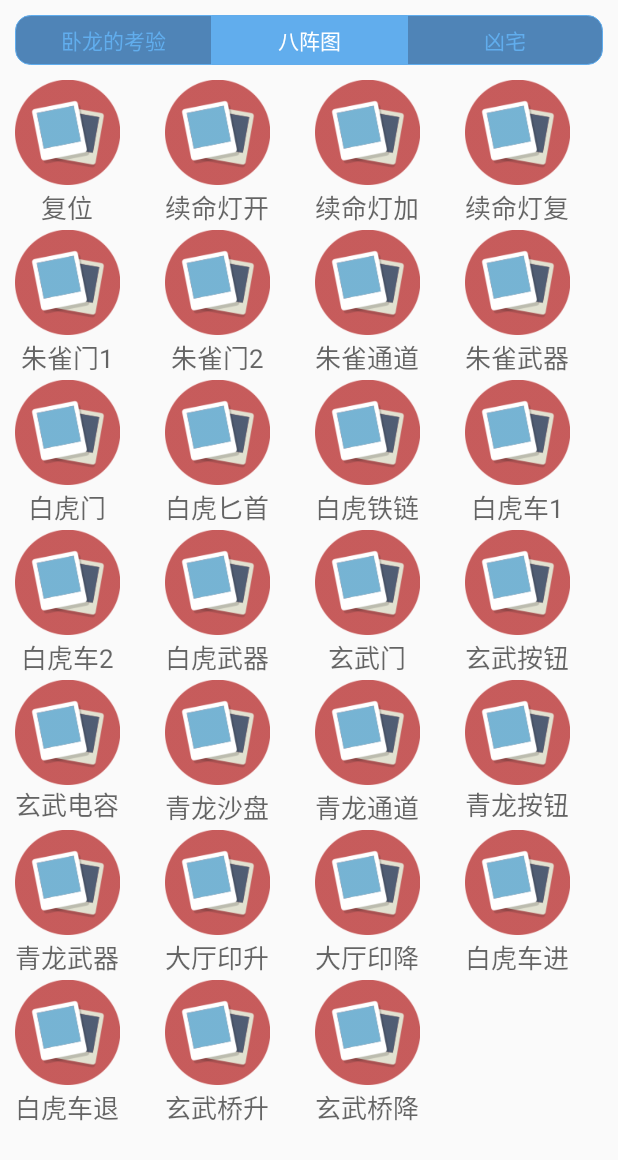
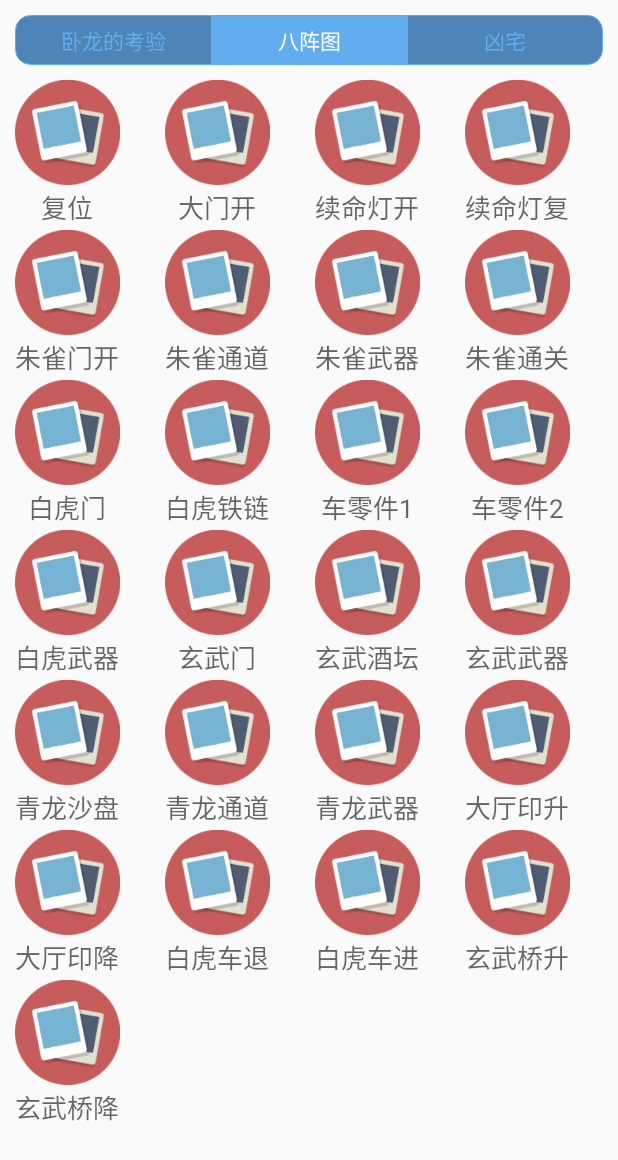
Before and after one commit to sorcerer310/BK42AndroidManager, an Android app: the screen it shows after launch (MainActivity), after a tap on "八阵图", on a phone screen of 412 x 824 dp. Shown: the top 1160 px of the screen. Run offline under Robolectric (Android 15) with nearby library versions, the phone set to English and light mode, and no system bars; libraries missing offline, so code that uses them is left out: cn.bingoogolapple.refreshlayout, com.squareup.okhttp; plain views replace BGARefreshLayout; 6 statements that could not run were skipped.

Commit message:
最后版本对应修改

```diff
--- a/app/src/main/java/com/bsu/bk42androidmanager/MainActivity.java
+++ b/app/src/main/java/com/bsu/bk42androidmanager/MainActivity.java
@@ -43,8 +43,6 @@ public class MainActivity extends Activity implements BGARefreshLayout.BGARefres
         initAdapter2();
 
         segmentedGroupInit();
-//        gridViewInit();
-
     }
 
     /**
@@ -93,19 +91,19 @@ public class MainActivity extends Activity implements BGARefreshLayout.BGARefres
     }
 
     /**
-     * 初始化第一个界面的按钮数据代理
+     * 初始化卧龙的考验界面
      */
     private void initAdapter0(){
         ArrayList<HashMap<String,GridUnitData>> datas = new ArrayList<HashMap<String,GridUnitData>>();
         datas.add(makeHashMapDataWithType(R.drawable.dump_is_not_ready, "敲鼓状态", "plc_state_query?point=dumpIsReady", "", GridUnitData.Type.state));
-        datas.add(makeHashMapData(R.drawable.bt_icon1,"复位","plc_send_serial?type=click&area=w&address1=000500&val1=01&readOrWrite=write",""));
-        datas.add(makeHashMapData(R.drawable.bt_icon1,"通道锁1","plc_send_serial?type=click&area=w&address1=000501&val1=01&readOrWrite=write",""));
-        datas.add(makeHashMapData(R.drawable.bt_icon1,"通道锁2","plc_send_serial?type=click&area=w&address1=000502&val1=01&readOrWrite=write",""));
-        datas.add(makeHashMapData(R.drawable.bt_icon1,"船舱锁","plc_send_serial?type=click&area=w&address1=000503&val1=01&readOrWrite=write",""));
-        datas.add(makeHashMapData(R.drawable.bt_icon1,"祭坛锁","plc_send_serial?type=click&area=w&address1=000504&val1=01&readOrWrite=write",""));
-        datas.add(makeHashMapData(R.drawable.bt_icon1,"大道锁","plc_send_serial?type=click&area=w&address1=000505&val1=01&readOrWrite=write",""));
-        datas.add(makeHashMapData(R.drawable.bt_icon1,"华容道锁","plc_send_serial?type=click&area=w&address1=000506&val1=01&readOrWrite=write",""));
-        datas.add(makeHashMapData(R.drawable.bt_icon1,"通关锁","plc_send_serial?type=click&area=w&address1=000507&val1=01&readOrWrite=write",""));
+        datas.add(makeHashMapData(R.drawable.bt_icon1,"复位","",CmdMaker.clickWWrite("000500","01")));
+        datas.add(makeHashMapData(R.drawable.bt_icon1,"通道锁1","",CmdMaker.clickWWrite("000501","01")));
+        datas.add(makeHashMapData(R.drawable.bt_icon1,"通道锁2","",CmdMaker.clickWWrite("000502","01")));
+        datas.add(makeHashMapData(R.drawable.bt_icon1,"船舱锁","",CmdMaker.clickWWrite("000503","01")));
+        datas.add(makeHashMapData(R.drawable.bt_icon1,"祭坛锁","",CmdMaker.clickWWrite("000504","01")));
+        datas.add(makeHashMapData(R.drawable.bt_icon1,"大道锁","",CmdMaker.clickWWrite("000505","01")));
+        datas.add(makeHashMapData(R.drawable.bt_icon1,"华容道锁","",CmdMaker.clickWWrite("000506","01")));
+        datas.add(makeHashMapData(R.drawable.bt_icon1,"通关锁","",CmdMaker.clickWWrite("000507","01")));
         datas.add(makeHashMapData(R.drawable.bt_icon1,"星阵门开"
                 ,"plc_send_serial?type=h-bridge&area=w&address1=000600&address2=000700&val1=00&val2=01&readOrWrite=write"
                 ,"plc_send_serial?type=nomal&area=w&address1=000700&val1=00&readOrWrite=write"));
@@ -130,63 +128,68 @@ public class MainActivity extends Activity implements BGARefreshLayout.BGARefres
                 new String[]{"unit"},
                 new int[]{R.id.textView});
     }
+
+    /**
+     * 初始化八阵图界面
+     */
     private void initAdapter1(){
         ArrayList<HashMap<String,GridUnitData>> datas = new ArrayList<HashMap<String,GridUnitData>>();
-        datas.add(makeHashMapData(R.drawable.bt_icon1, "复位", CmdMaker.clickWWrite("000500","01"),""));
-        datas.add(makeHashMapData(R.drawable.bt_icon1, "续命灯开", CmdMaker.clickWWrite("000501","01"), ""));
-        datas.add(makeHashMapData(R.drawable.bt_icon1,"续命灯加","",""));
-        datas.add(makeHashMapData(R.drawable.bt_icon1,"续命灯复","",""));
-        datas.add(makeHashMapData(R.drawable.bt_icon1,"朱雀门1",CmdMaker.clickWWrite("000700","01"),""));
-        datas.add(makeHashMapData(R.drawable.bt_icon1,"朱雀门2",CmdMaker.clickWWrite("000708","01"),""));
-        datas.add(makeHashMapData(R.drawable.bt_icon1,"朱雀通道",CmdMaker.clickWWrite("000701","01"),""));
-        datas.add(makeHashMapData(R.drawable.bt_icon1,"朱雀武器",CmdMaker.clickWWrite("000702","01"),""));
-        datas.add(makeHashMapData(R.drawable.bt_icon1,"白虎门",CmdMaker.clickWWrite("000703","01"),""));
-        datas.add(makeHashMapData(R.drawable.bt_icon1,"白虎匕首","",""));
-        datas.add(makeHashMapData(R.drawable.bt_icon1,"白虎铁链",CmdMaker.clickWWrite("000704","01"),""));
-        datas.add(makeHashMapData(R.drawable.bt_icon1,"白虎车1",CmdMaker.clickWWrite("000705","01"),""));
-        datas.add(makeHashMapData(R.drawable.bt_icon1,"白虎车2",CmdMaker.clickWWrite("000706","01"),""));
-        datas.add(makeHashMapData(R.drawable.bt_icon1,"白虎武器",CmdMaker.clickWWrite("000709","01"),""));
-        datas.add(makeHashMapData(R.drawable.bt_icon1,"玄武门",CmdMaker.clickWWrite("000707","01"),""));
-        datas.add(makeHashMapData(R.drawable.bt_icon1,"玄武按钮",CmdMaker.clickWWrite("000509","01"),""));
-        datas.add(makeHashMapData(R.drawable.bt_icon1,"玄武电容复位","",""));
-        datas.add(makeHashMapData(R.drawable.bt_icon1,"青龙沙盘",CmdMaker.clickWWrite("000711","01"),""));
-        datas.add(makeHashMapData(R.drawable.bt_icon1,"青龙通道",CmdMaker.clickWWrite("000712","01"),""));
-        datas.add(makeHashMapData(R.drawable.bt_icon1,"青龙按钮复位","",""));
-        datas.add(makeHashMapData(R.drawable.bt_icon1,"青龙武器",CmdMaker.clickWWrite("000715","01"),""));
+        datas.add(makeHashMapData(R.drawable.bt_icon1, "复位", "",CmdMaker.clickWWrite("000500","01")));
+        datas.add(makeHashMapData(R.drawable.bt_icon1,"大门开","",CmdMaker.clickWWrite("00070D","01")));
+        datas.add(makeHashMapData(R.drawable.bt_icon1, "续命灯开", "",CmdMaker.clickWWrite("000501","01")));
+        datas.add(makeHashMapData(R.drawable.bt_icon1,"续命灯复","",CmdMaker.clickWWrite("000601","01")));
+        datas.add(makeHashMapData(R.drawable.bt_icon1,"朱雀门开","",CmdMaker.clickWWrite("000700", "01")));
+        datas.add(makeHashMapData(R.drawable.bt_icon1,"朱雀通道","",CmdMaker.clickWWrite("000701","01")));
+        datas.add(makeHashMapData(R.drawable.bt_icon1,"朱雀武器","",CmdMaker.clickWWrite("000702","01")));
+        datas.add(makeHashMapData(R.drawable.bt_icon1,"朱雀通关","",CmdMaker.clickWWrite("000708","01")));
+        datas.add(makeHashMapData(R.drawable.bt_icon1,"白虎门","",CmdMaker.clickWWrite("000703","01")));
+        datas.add(makeHashMapData(R.drawable.bt_icon1,"白虎铁链","",CmdMaker.clickWWrite("000704","01")));
+        datas.add(makeHashMapData(R.drawable.bt_icon1,"车零件1","",CmdMaker.clickWWrite("000705","01")));
+        datas.add(makeHashMapData(R.drawable.bt_icon1,"车零件2","",CmdMaker.clickWWrite("000706","01")));
+        datas.add(makeHashMapData(R.drawable.bt_icon1,"白虎武器","",CmdMaker.clickWWrite("000709","01")));
+        datas.add(makeHashMapData(R.drawable.bt_icon1,"玄武门","",CmdMaker.clickWWrite("000707","01")));
+        datas.add(makeHashMapData(R.drawable.bt_icon1,"玄武酒坛","",CmdMaker.clickWWrite("000509","01")));
+        datas.add(makeHashMapData(R.drawable.bt_icon1,"玄武武器","",CmdMaker.clickWWrite("00070A","01")));
+        datas.add(makeHashMapData(R.drawable.bt_icon1,"青龙沙盘","",CmdMaker.clickWWrite("00070B","01")));
+        datas.add(makeHashMapData(R.drawable.bt_icon1,"青龙通道","",CmdMaker.clickWWrite("00070C","01")));
+        datas.add(makeHashMapData(R.drawable.bt_icon1,"青龙武器","",CmdMaker.clickWWrite("00070F","01")));
         datas.add(makeHashMapData(R.drawable.bt_icon1,"大厅印升",CmdMaker.hbWWrite("000505","01","000605","00")
-                ,CmdMaker.nomalWWrite("000505","00")));
+                ,CmdMaker.nomalWWrite("000505", "00")));
         datas.add(makeHashMapData(R.drawable.bt_icon1,"大厅印降",CmdMaker.hbWWrite("000605","01","000505","00")
                 ,CmdMaker.nomalWWrite("000605","00")));
-        datas.add(makeHashMapData(R.drawable.bt_icon1,"白虎车进",CmdMaker.hbWWrite("000603","01","000503","00")
+        datas.add(makeHashMapData(R.drawable.bt_icon1,"白虎车退",CmdMaker.hbWWrite("000603","01","000503","00")
                 ,CmdMaker.nomalWWrite("000603","00")));
-        datas.add(makeHashMapData(R.drawable.bt_icon1,"白虎车退",CmdMaker.hbWWrite("000503","01","000603","00")
+        datas.add(makeHashMapData(R.drawable.bt_icon1,"白虎车进",CmdMaker.hbWWrite("000503","01","000603","00")
                 ,CmdMaker.nomalWWrite("000503","00")));
         datas.add(makeHashMapData(R.drawable.bt_icon1,"玄武桥升",CmdMaker.hbWWrite("000604","01","000504","00")
                 ,CmdMaker.nomalWWrite("000604","00")));
         datas.add(makeHashMapData(R.drawable.bt_icon1,"玄武桥降",CmdMaker.hbWWrite("000504","01","000604","00")
                 ,CmdMaker.nomalWWrite("000504","00")));
 
-//        datas.add(makeHashMapData(R.drawable.bt_icon1,"八阵图","",""));
-
         adapter1 = new GridUnitAdapter(this,datas,R.layout.grid_view_cell,
                 new String[]{"unit"},
                 new int[]{R.id.textView});
     }
+
+    /**
+     * 凶宅
+     */
     private void initAdapter2(){
         ArrayList<HashMap<String,GridUnitData>> datas = new ArrayList<HashMap<String,GridUnitData>>();
         datas.add(makeHashMapDataState(R.drawable.dump_is_not_ready, "浇花状态", "plc_state_query?point=i0.11", true));
         datas.add(makeHashMapDataWithType(R.drawable.dump_is_not_ready, "敲门状态", "plc_state_query?point=i0.09", "", GridUnitData.Type.state));
-        datas.add(makeHashMapData(R.drawable.bt_icon1, "复位", CmdMaker.clickWWrite("000100","01"),""));
-        datas.add(makeHashMapData(R.drawable.bt_icon1, "脚踏灯亮", CmdMaker.clickWWrite("000505","01"),""));
-        datas.add(makeHashMapData(R.drawable.bt_icon1, "通风口开", CmdMaker.clickWWrite("00010A","01"),""));
-        datas.add(makeHashMapData(R.drawable.bt_icon1, "梳妆台锁", CmdMaker.clickWWrite("000700","01"),""));
-        datas.add(makeHashMapData(R.drawable.bt_icon1, "娃娃区锁", CmdMaker.clickWWrite("000600","01"),""));
-        datas.add(makeHashMapData(R.drawable.bt_icon1, "投影仪亮", CmdMaker.clickWWrite("00010C","01"),""));
-        datas.add(makeHashMapData(R.drawable.bt_icon1, "屏风门开", CmdMaker.clickWWrite("00010B","01"),""));
-        datas.add(makeHashMapData(R.drawable.bt_icon1, "四画灯灭", CmdMaker.clickWWrite("000600","01"),""));
-        datas.add(makeHashMapData(R.drawable.bt_icon1, "女鬼音效", CmdMaker.clickWWrite("",""),""));
+        datas.add(makeHashMapData(R.drawable.bt_icon1, "复位", "",CmdMaker.clickWWrite("000100","01")));
+        datas.add(makeHashMapData(R.drawable.bt_icon1, "脚踏灯亮", "",CmdMaker.clickWWrite("000505", "01")));
+        datas.add(makeHashMapData(R.drawable.bt_icon1, "通风口开", "",CmdMaker.clickWWrite("00010A","01")));
+        datas.add(makeHashMapData(R.drawable.bt_icon1, "梳妆台锁", "",CmdMaker.clickWWrite("000700","01")));
+        datas.add(makeHashMapData(R.drawable.bt_icon1, "娃娃区锁", "",CmdMaker.clickWWrite("000600","01")));
+        datas.add(makeHashMapData(R.drawable.bt_icon1, "投影仪亮", "",CmdMaker.clickWWrite("00010C","01")));
+        datas.add(makeHashMapData(R.drawable.bt_icon1, "屏风门开", "",CmdMaker.clickWWrite("00010B","01")));
+        datas.add(makeHashMapData(R.drawable.bt_icon1, "四画灯灭", "",CmdMaker.clickWWrite("000601","01")));
+        datas.add(makeHashMapData(R.drawable.bt_icon1, "掉画上电", "",CmdMaker.clickWWrite("000602","01")));
+        datas.add(makeHashMapData(R.drawable.bt_icon1, "迷宫音效", "",CmdMaker.clickWWrite("000800","01")));
         datas.add(makeHashMapData(R.drawable.bt_icon1,"床抽屉回",CmdMaker.hbWWrite("000000","01","000200","00")
-                ,CmdMaker.nomalWWrite("000000","00")));
+                ,CmdMaker.nomalWWrite("000000", "00")));
         datas.add(makeHashMapData(R.drawable.bt_icon1,"床抽屉出",CmdMaker.hbWWrite("000200","01","000000","00")
                 ,CmdMaker.nomalWWrite("000200","00")));
         datas.add(makeHashMapData(R.drawable.bt_icon1,"结婚照开",CmdMaker.hbWWrite("000201","01","000001","00")
@@ -226,14 +229,10 @@ public class MainActivity extends Activity implements BGARefreshLayout.BGARefres
                         Request request = new Request.Builder().url(url_current + ppath).build();
                         Call call = httpclient.newCall(request);
                         try {
-//                            System.out.println("--------->url:"+request.urlString());
                             Response res = call.execute();
-//                            System.out.println("--------->res:"+res.body().string());
                             retval = res.body().string();
                         } catch (IOException e) {
                             e.printStackTrace();
-//                            httpresult = e.getMessage();
-//                            System.out.println("-------------"+e.getMessage());
                             retval = null;
                         }
                         return retval;
--- a/app/src/main/java/com/bsu/bk42androidmanager/net/HttpUtils.java
+++ b/app/src/main/java/com/bsu/bk42androidmanager/net/HttpUtils.java
@@ -9,7 +9,7 @@ import java.net.HttpURLConnection;
 import java.net.URL;
 
 /**
- * http帮助累
+ * http帮助类
  * Created by fengchong on 15/12/20.
  */
 public class HttpUtils  {
--- a/build.gradle
+++ b/build.gradle
@@ -7,7 +7,6 @@ buildscript {
     }
     dependencies {
         classpath 'com.android.tools.build:gradle:1.1.1'
-
         // NOTE: Do not place your application dependencies here; they belong
         // in the individual module build.gradle files
     }
```
Also changed, not shown: app/build.gradle (+9 -0 lines).
